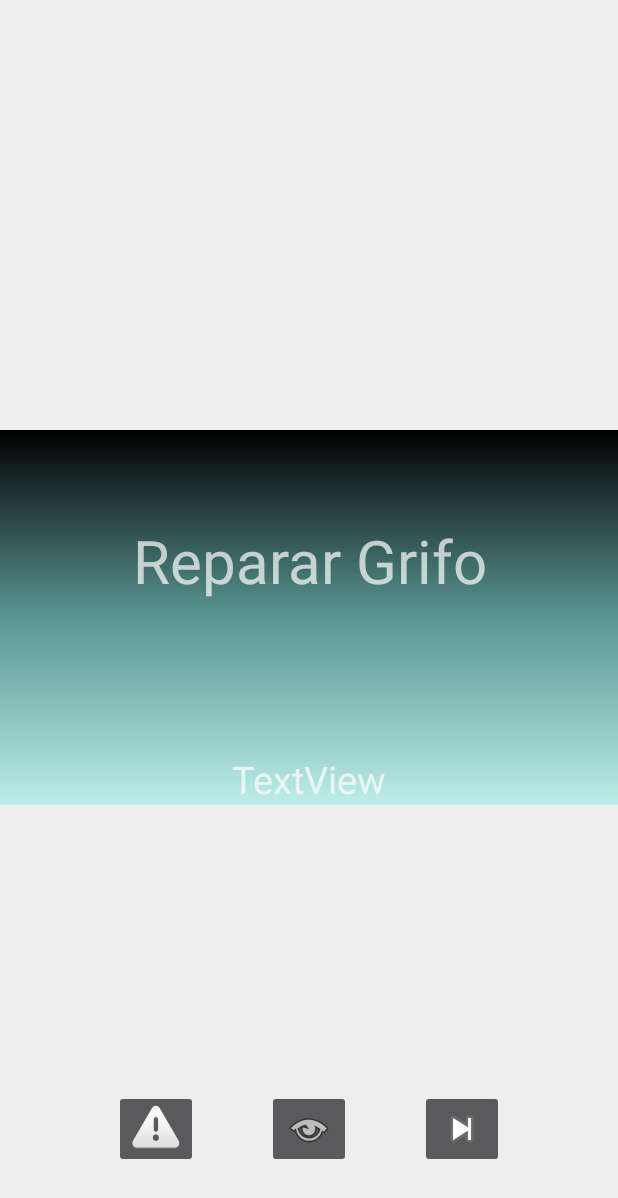
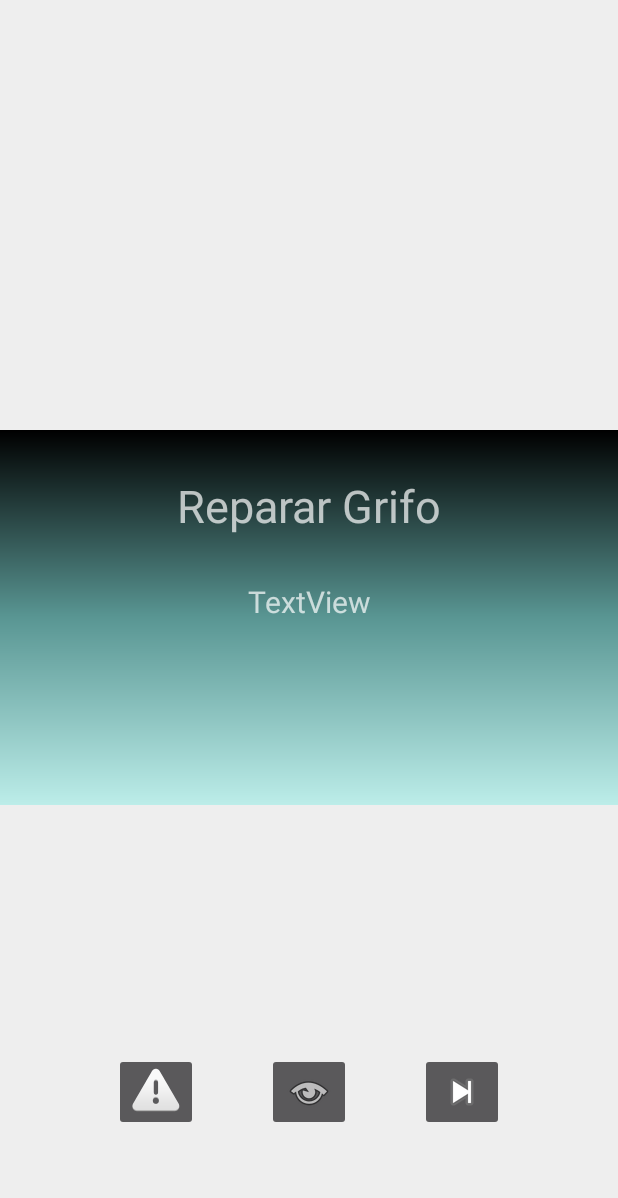
Before and after one commit to Abensab/WatchNextApp, an Android app: the TareaEnEjecucionActivity screen opened directly, with no data from a screen before it, on a phone screen of 412 x 824 dp. Shown: the top 1198 px of the screen. Run offline under Robolectric (Android 15) with nearby library versions, the light colour scheme and no system bars; our stand-ins replace Firebase (no records; nobody signed in at launch, a user with empty details on screens opened directly).

Commit message:
actualizado el tamaño de fuente en vista tarea_en_ejecucion

```diff
--- a/app/src/main/res/layout/activity_tarea_en_ejecucion.xml
+++ b/app/src/main/res/layout/activity_tarea_en_ejecucion.xml
@@ -10,14 +10,14 @@
     <TextView
         android:id="@+id/time_textView_EnEjecucion"
         android:layout_width="260dp"
-        android:layout_height="150dp"
+        android:layout_height="100dp"
         android:layout_alignParentTop="true"
         android:layout_centerHorizontal="true"
-        android:layout_marginTop="0dp"
+        android:layout_marginTop="30dp"
         android:text=""
         android:textAlignment="center"
         android:textColor="@color/colorPrimaryDark"
-        android:textSize="100dp" />
+        android:textSize="80dp" />
 
     <RelativeLayout
         android:layout_width="match_parent"
@@ -32,23 +32,21 @@
             android:layout_height="wrap_content"
             android:layout_alignParentStart="true"
             android:layout_alignParentTop="true"
-            android:layout_marginTop="60dp"
+            android:layout_marginTop="30dp"
             android:text="Reparar Grifo"
             android:textAlignment="center"
-            android:textSize="40sp" />
+            android:textSize="30sp" />
 
         <TextView
             android:id="@+id/duracionTarea_textView_EnEjecucion"
             android:layout_width="match_parent"
             android:layout_height="wrap_content"
-            android:layout_alignParentBottom="true"
-            android:layout_alignParentStart="true"
             android:layout_marginTop="30dp"
+            android:layout_below="@id/nombreTarea_textView_EnEjecucion"
             android:text="TextView"
             android:textAlignment="center"
-            android:textSize="25sp"
+            android:textSize="20sp"
         />
-        <!--android:layout_below="@+id/duracionTarea_textView_EnEjecucion"-->
 
     </RelativeLayout>
 
@@ -58,7 +56,7 @@
         android:layout_height="wrap_content"
         android:layout_alignParentBottom="true"
         android:layout_centerHorizontal="true"
-        android:layout_marginBottom="45dp"
+        android:layout_marginBottom="70dp"
         app:srcCompat="@android:drawable/ic_menu_view"
         android:onClick="verDetalles_buttonClicked"/>
 
@@ -87,7 +85,7 @@
         android:layout_height="36dp"
         android:layout_alignStart="@+id/time_textView_EnEjecucion"
         android:layout_below="@+id/imageButton_verDetalles"
-        android:layout_marginTop="-45dp"
+        android:layout_marginTop="-70dp"
         android:textAlignment="center"
         android:textColor="@android:color/black"
         tools:text="Notificar incidencia" />
@@ -98,7 +96,7 @@
         android:layout_height="wrap_content"
         android:layout_below="@+id/imageButton_verDetalles"
         android:layout_centerHorizontal="true"
-        android:layout_marginTop="-45dp"
+        android:layout_marginTop="-70dp"
         android:textAlignment="center"
         android:textColor="@android:color/black"
         tools:text="Ver detalles" />
@@ -109,7 +107,7 @@
         android:layout_height="wrap_content"
         android:layout_alignStart="@+id/imageButton_finalizarTarea"
         android:layout_below="@+id/imageButton_verDetalles"
-        android:layout_marginTop="-45dp"
+        android:layout_marginTop="-70dp"
         android:textAlignment="center"
         android:textColor="@android:color/black"
         tools:text="Finalizar tarea" />
```
